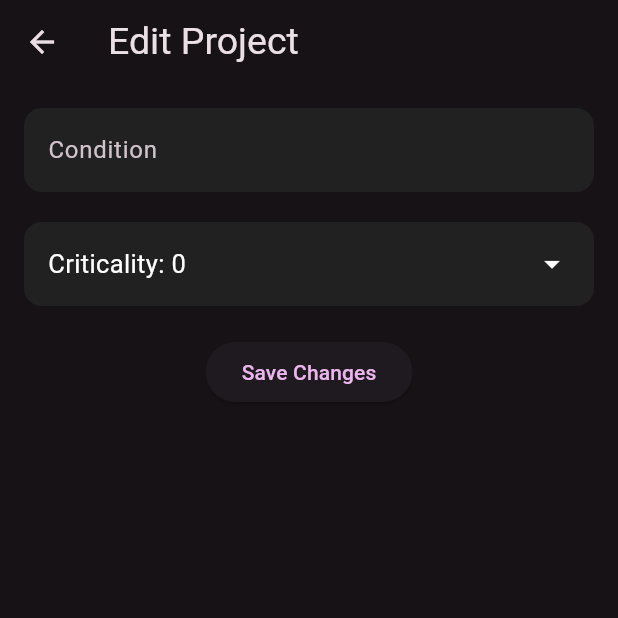
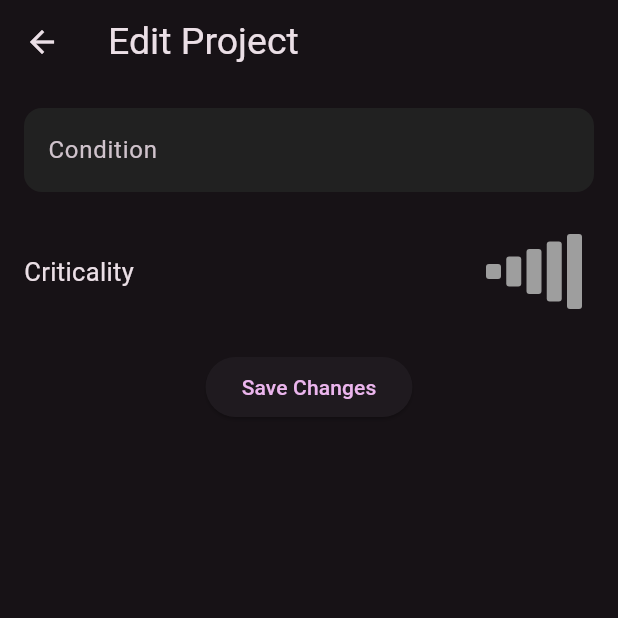
Before and after one commit to sdrhmn/purple, a Flutter app: the HealthProjectEditForm screen opened directly with empty values, on a phone screen of 412 x 824 dp, the top half of it. Run offline on Flutter 3.47's test engine with Material 3 defaults, Android fonts, the phone set to English and light mode, and no system bars; our stand-ins replace flutter_local_notifications, flutter_riverpod, objectbox, styled_widget, timezone; generated files the repository leaves out were written again.

Commit message:
change ui of health

```diff
--- a/lib/modules/lifestyle/health/ui/health_project_form.dart
+++ b/lib/modules/lifestyle/health/ui/health_project_form.dart
@@ -137,36 +137,21 @@ class _HealthProjectEditFormState extends State<HealthProjectEditForm> {
           children: [
             _buildTextField(
               label: 'Condition',
-              controller:
-                  _conditionController, // Pass the existing controller here
+              controller: _conditionController,
               onChanged: (value) {
                 setState(() {
-                  // Update condition when text changes
                   widget.project.condition = value;
                 });
               },
             ),
             const SizedBox(height: 20),
-            GestureDetector(
-              onTap: _showCriticalityPicker, // Show the picker on tap
-              child: Container(
-                padding: const EdgeInsets.all(16),
-                decoration: BoxDecoration(
-                  color: Colors.grey[900],
-                  borderRadius: BorderRadius.circular(12.0),
-                ),
-                child: Row(
-                  mainAxisAlignment: MainAxisAlignment.spaceBetween,
-                  children: [
-                    Text(
-                      'Criticality: $_criticality',
-                      style: const TextStyle(color: Colors.white),
-                    ),
-                    const Icon(Icons.arrow_drop_down, color: Colors.white),
-                  ],
-                ),
-              ),
-            ),
+            Row(
+              children: [
+                Text("Criticality"),
+                Spacer(),
+                SizedBox(width: 80, child: _buildCriticalityBar()),
+              ],
+            ), // Added criticality bar here
             const SizedBox(height: 20),
             ElevatedButton(
               onPressed: _submit,
@@ -177,4 +162,49 @@ class _HealthProjectEditFormState extends State<HealthProjectEditForm> {
       ),
     );
   }
+
+  Widget _buildCriticalityBar() {
+    return GestureDetector(
+      onHorizontalDragUpdate: (details) {
+        setState(() {
+          double newCriticality =
+              ((details.localPosition.dx / 80) * 5).clamp(1, 5);
+          _criticality = newCriticality.round();
+          widget.project.criticality = _criticality;
+        });
+      },
+      child: Container(
+        padding: const EdgeInsets.all(8.0),
+        child: Row(
+          mainAxisAlignment: MainAxisAlignment.spaceBetween,
+          children: List.generate(5, (index) {
+            return _buildBar(index + 1);
+          }),
+        ),
+      ),
+    );
+  }
+
+  Widget _buildBar(int index) {
+    double height = 10.0 * index; // Increase height for each bar
+
+    // Set color based on criticality level
+    Color getColor(int index) {
+      if (_criticality >= index) {
+        if (index <= 2) return Colors.green;
+        if (index <= 4) return Colors.yellow[700]!;
+        return Colors.red;
+      }
+      return Colors.grey;
+    }
+
+    return Container(
+      width: 10, // Set bar width
+      height: height,
+      decoration: BoxDecoration(
+        color: getColor(index),
+        borderRadius: BorderRadius.circular(2),
+      ),
+    );
+  }
 }
--- a/lib/modules/lifestyle/health/ui/health_projects_page.dart
+++ b/lib/modules/lifestyle/health/ui/health_projects_page.dart
@@ -197,7 +197,8 @@ class _HealthProjectsPageState extends ConsumerState<HealthProjectsPage> {
                   }
                 },
                 child: Padding(
-                  padding: EdgeInsets.symmetric(horizontal: 10, vertical: 2),
+                  padding:
+                      const EdgeInsets.symmetric(horizontal: 10, vertical: 2),
                   child: HealthProjectTile(project: project),
                 ), // Use HealthProjectTile here
               );
--- a/lib/modules/lifestyle/health/ui/health_tasks_page.dart
+++ b/lib/modules/lifestyle/health/ui/health_tasks_page.dart
@@ -54,7 +54,7 @@ class _HealthProjectTasksPageState
             }));
           }),
       appBar: AppBar(
-        title: Text('Tasks for ${project.condition}'),
+        title: Text(project.condition),
         actions: [
           IconButton(
             icon: const Icon(Icons.edit),
@@ -117,6 +117,7 @@ class _HealthProjectTasksPageState
                               .writeHealthTask(updatedTask, project);
                           ref.invalidate(healthTasksProvider(project
                               .id)); // Invalidate to fetch the updated tasks
+                          ref.invalidate(healthProjectsProvider);
                         },
                       ),
                     ),
```
Also changed, not shown: lib/modules/lifestyle/health/ui/health_form.dart (+49 -73 lines), lib/modules/lifestyle/health/ui/tiles/health_project_tile.dart (+69 -29 lines), lib/modules/lifestyle/health/ui/tiles/health_task_tile.dart (+7 -0 lines).
